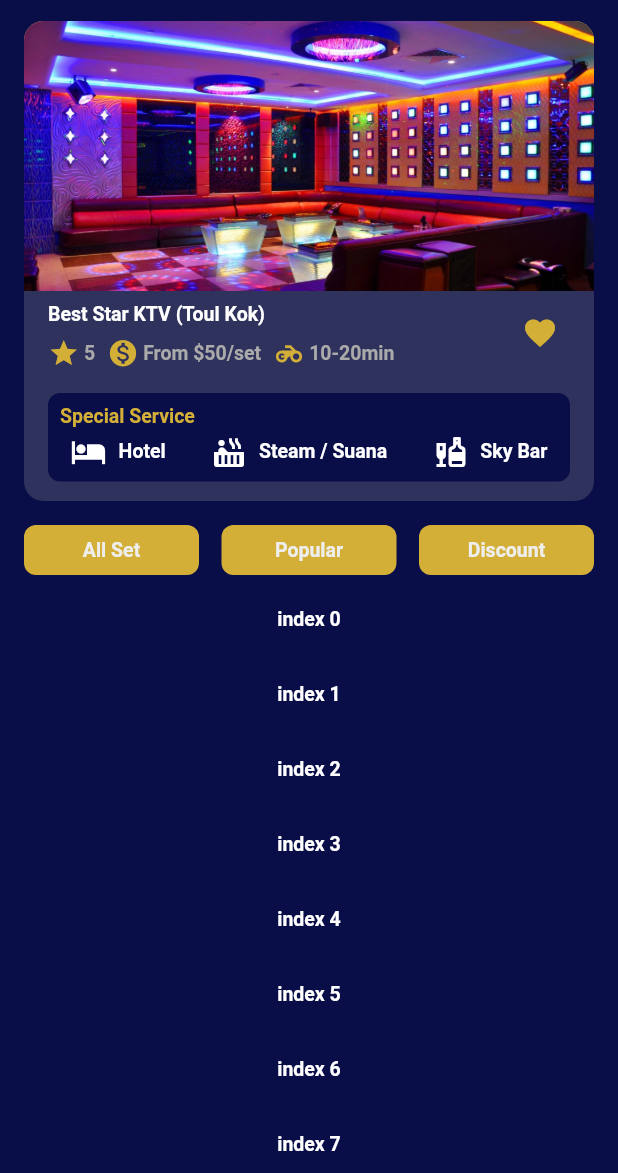
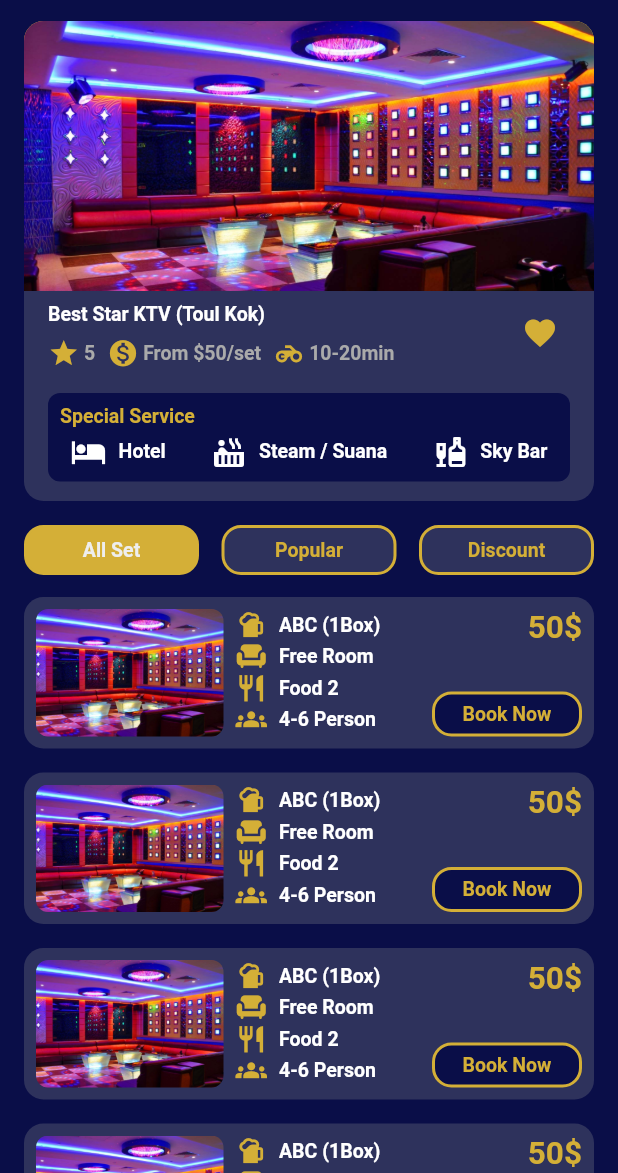
Before and after one commit to OeungChheanghok123/ktv_app, a Flutter app: the screen it shows after launch, after a tap on "Best Star KTV (Toul Kok)", on a phone screen of 412 x 824 dp, the part 63-1236 px from its top. Run offline on Flutter 3.47's test engine with Material 2 defaults, Android fonts, the phone set to English and light mode, and no system bars; our stand-ins replace carousel_slider, flutter_svg, get.

Commit message:
2-Feb-2023

```diff
--- a/lib/screens/detail/detail_screen.dart
+++ b/lib/screens/detail/detail_screen.dart
@@ -1,84 +1,14 @@
 import 'package:flutter/material.dart';
+import 'package:get/get.dart';
 import 'package:ktv_app/constants/constants.dart';
+import 'package:ktv_app/screens/detail/detail_screen_view_model.dart';
 import 'package:ktv_app/utility/app_bar.dart';
 import 'package:ktv_app/utility/text_style.dart';
 
 class DetailScreen extends StatelessWidget {
-  const DetailScreen({Key? key}) : super(key: key);
+  DetailScreen({Key? key}) : super(key: key);
 
-  @override
-  Widget build(BuildContext context) {
-    return Scaffold(
-      extendBodyBehindAppBar: true,
-      backgroundColor: bgColor,
-      appBar: _appBarWidget(context),
-      body: SizedBox(
-        height: MediaQuery.of(context).size.height,
-        child: ListView.builder(
-          scrollDirection: Axis.vertical,
-          shrinkWrap: true,
-          itemCount: 25,
-          itemBuilder: (context, index) {
-            return SizedBox(
-              height: 50,
-              child: Center(
-                child: Text(
-                  'index $index',
-                  style: AppTextStyle.headline2,
-                ),
-              ),
-            );
-          },
-        ),
-      ),
-    );
-  }
-
-  PreferredSize _appBarWidget(BuildContext context) {
-    return PreferredSize(
-      preferredSize: const Size.fromHeight(430),
-      child: Column(
-        children: [
-          AppBarWidget.simpleAppbarWidget(
-            context,
-            'Best Star KTV (Toul Kok)',
-          ),
-          Container(
-            margin: const EdgeInsets.symmetric(horizontal: defaultPaddin),
-            child: Stack(
-              children: [
-                Container(
-                  height: 320,
-                  width: MediaQuery.of(context).size.width,
-                  decoration: BoxDecoration(
-                    color: secondColor,
-                    borderRadius: BorderRadius.circular(13),
-                  ),
-                ),
-                Positioned(
-                  top: 0,
-                  left: 0,
-                  right: 0,
-                  child: Column(
-                    children: [
-                      imagePost(context),
-                      detailPost(context),
-                      specialService(context),
-                    ],
-                  ),
-                ),
-              ],
-            ),
-          ),
-          Container(
-            height: defaultPaddin,
-            color: bgColor,
-          ),
-          gridViewMenuBar(context),
-        ],
-      ),
-    );
-  }
+  final viewModel = Get.put(DetailScreenViewModel());
 
   Widget imagePost(BuildContext context) {
     return Container(
@@ -280,6 +210,7 @@ class DetailScreen extends StatelessWidget {
     return Container(
       width: MediaQuery.of(context).size.width,
       margin: const EdgeInsets.symmetric(horizontal: defaultPaddin),
+      color: bgColor,
       child: GridView.count(
         crossAxisCount: 3,
         shrinkWrap: true,
@@ -289,22 +220,206 @@ class DetailScreen extends StatelessWidget {
         crossAxisSpacing: 15,
         childAspectRatio: 3.5,
         children: List.generate(menuText.length, (index) {
-          return Container(
+          return Obx(() => InkWell(
+                onTap: () {
+                  viewModel.menuIndex.value = index;
+                },
+                child: Container(
                   decoration: BoxDecoration(
+                    color: index == viewModel.menuIndex.value
+                        ? primaryColor
+                        : secondColor,
+                    borderRadius: BorderRadius.circular(13),
+                    border: Border.all(
+                      width: 2,
                       color: primaryColor,
-              borderRadius: BorderRadius.circular(8),
+                    ),
                   ),
                   child: Center(
                     child: Text(
                       menuText[index],
                       style: AppTextStyle.headline2.copyWith(
-                  color: primaryGrayColor,
+                        color: index == viewModel.menuIndex.value
+                            ? primaryGrayColor
+                            : primaryColor,
                       ),
                     ),
                   ),
-          );
+                ),
+              ));
         }),
       ),
     );
   }
+
+  Widget detailListView(BuildContext context) {
+    return Column(
+      children: [
+        Container(
+          width: MediaQuery.of(context).size.width,
+          padding: const EdgeInsets.all(defaultPaddin / 2),
+          margin: const EdgeInsets.symmetric(horizontal: defaultPaddin),
+          decoration: BoxDecoration(
+            color: secondColor,
+            borderRadius: BorderRadius.circular(13),
+          ),
+          child: Stack(
+            children: [
+              Row(
+                children: [
+                  Row(
+                    crossAxisAlignment: CrossAxisAlignment.start,
+                    children: [
+                      Container(
+                        width: 125,
+                        height: 85,
+                        decoration: BoxDecoration(
+                          borderRadius: BorderRadius.circular(8),
+                          image: const DecorationImage(
+                            image: AssetImage('assets/images/category_1.jpg'),
+                            fit: BoxFit.cover,
+                          ),
+                        ),
+                      ),
+                      Column(
+                        crossAxisAlignment: CrossAxisAlignment.start,
+                        children: [
+                          _iconAndText(Icons.sports_bar, "ABC (1Box)"),
+                          _iconAndText(Icons.chair, "Free Room"),
+                          _iconAndText(Icons.restaurant, "Food 2"),
+                          _iconAndText(Icons.groups, "4-6 Person"),
+                        ],
+                      ),
+                    ],
+                  ),
+                ],
+              ),
+              Positioned(
+                top: 0,
+                right: 0,
+                child: Text(
+                  '50\$',
+                  style: AppTextStyle.headline1.copyWith(
+                    color: primaryColor,
+                  ),
+                ),
+              ),
+              Positioned(
+                bottom: 0,
+                right: 0,
+                child: Container(
+                  height: 30,
+                  width: 100,
+                  decoration: BoxDecoration(
+                    color: bgColor,
+                    border: Border.all(
+                      width: 2,
+                      color: primaryColor,
+                    ),
+                    borderRadius: BorderRadius.circular(13),
+                  ),
+                  child: Center(
+                    child: Text(
+                      "Book Now",
+                      style: AppTextStyle.headline2.copyWith(
+                        color: primaryColor,
+                      ),
+                    ),
+                  ),
+                ),
+              ),
+            ],
+          ),
+        ),
+        const SizedBox(height: defaultPaddin),
+      ],
+    );
   }
+
+  PreferredSize _appBarWidget(BuildContext context) {
+    return PreferredSize(
+      preferredSize: const Size.fromHeight(440),
+      child: Container(
+        color: bgColor,
+        child: Column(
+          children: [
+            AppBarWidget.simpleAppbarWidget(
+              context,
+              'Best Star KTV (Toul Kok)',
+            ),
+            Container(
+              margin: const EdgeInsets.symmetric(horizontal: defaultPaddin),
+              child: Stack(
+                children: [
+                  Container(
+                    height: 320,
+                    width: MediaQuery.of(context).size.width,
+                    decoration: BoxDecoration(
+                      color: secondColor,
+                      borderRadius: BorderRadius.circular(13),
+                    ),
+                  ),
+                  Positioned(
+                    top: 0,
+                    left: 0,
+                    right: 0,
+                    child: Column(
+                      children: [
+                        imagePost(context),
+                        detailPost(context),
+                        specialService(context),
+                      ],
+                    ),
+                  ),
+                ],
+              ),
+            ),
+            Container(
+              height: defaultPaddin,
+              color: bgColor,
+            ),
+            gridViewMenuBar(context),
+          ],
+        ),
+      ),
+    );
+  }
+
+  Widget _iconAndText(IconData iconData, String text) {
+    return Row(
+      children: [
+        const SizedBox(width: defaultPaddin / 2),
+        Icon(
+          iconData,
+          size: 21,
+          color: primaryColor,
+        ),
+        const SizedBox(width: defaultPaddin / 2),
+        Text(
+          text,
+          style: AppTextStyle.headline2,
+        ),
+      ],
+    );
+  }
+
+  @override
+  Widget build(BuildContext context) {
+    return Scaffold(
+      extendBodyBehindAppBar: true,
+      backgroundColor: bgColor,
+      appBar: _appBarWidget(context),
+      body: SizedBox(
+        height: MediaQuery.of(context).size.height,
+        child: ListView.builder(
+          scrollDirection: Axis.vertical,
+          shrinkWrap: true,
+          itemCount: 25,
+          itemBuilder: (context, index) {
+            return detailListView(context);
+          },
+        ),
+      ),
+    );
+  }
+}
--- /dev/null
+++ b/lib/screens/detail/detail_screen_view_model.dart
@@ -0,0 +1,5 @@
+import 'package:get/get.dart';
+
+class DetailScreenViewModel extends GetxController {
+  var menuIndex = 0.obs;
+}
--- a/lib/screens/home/home_screen.dart
+++ b/lib/screens/home/home_screen.dart
@@ -4,6 +4,7 @@ import 'package:flutter_svg/flutter_svg.dart';
 import 'package:get/get.dart';
 import 'package:ktv_app/constants/constants.dart';
 import 'package:ktv_app/screens/detail/detail_screen.dart';
+import 'package:ktv_app/screens/detail/detail_screen_view_model.dart';
 import 'package:ktv_app/screens/home/components/view_all.dart';
 import 'package:ktv_app/screens/home/home_view_model.dart';
 import 'package:ktv_app/utility/text_style.dart';
@@ -13,6 +14,7 @@ class HomeScreen extends StatelessWidget {
   HomeScreen({super.key});
 
   final homeViewModel = Get.put(HomeViewModel());
+  final detailViewModel = Get.put(DetailScreenViewModel());
 
   @override
   Widget build(BuildContext context) {
@@ -171,8 +173,9 @@ class HomeScreen extends StatelessWidget {
         shrinkWrap: true,
         padding: const EdgeInsets.all(0),
         physics: const BouncingScrollPhysics(),
-        mainAxisSpacing: 15,
-        crossAxisSpacing: 5,
+        mainAxisSpacing: 5,
+        crossAxisSpacing: 15,
+        childAspectRatio: 1 / 1,
         children: List.generate(homeViewModel.categoryIconList.length, (index) {
           return Column(
             children: [
@@ -212,12 +215,15 @@ class HomeScreen extends StatelessWidget {
         itemBuilder: (context, index) {
           return AppWidget.largePost(
             context,
-            onPress: () => Navigator.push(
-              context,
-              MaterialPageRoute(
-                builder: (context) => const DetailScreen(),
-              ),
-            ),
+            onPress: () {
+              detailViewModel.menuIndex.value = 0;
+              Navigator.push(
+                context,
+                MaterialPageRoute(
+                  builder: (context) => DetailScreen(),
+                ),
+              );
+            },
           );
         },
       ),
```
Lines whose indentation alone changed are shown as unchanged.
